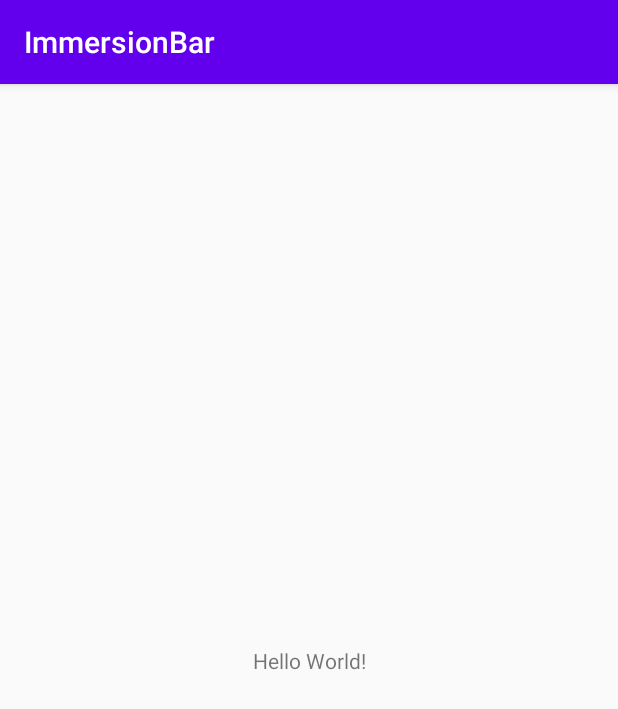
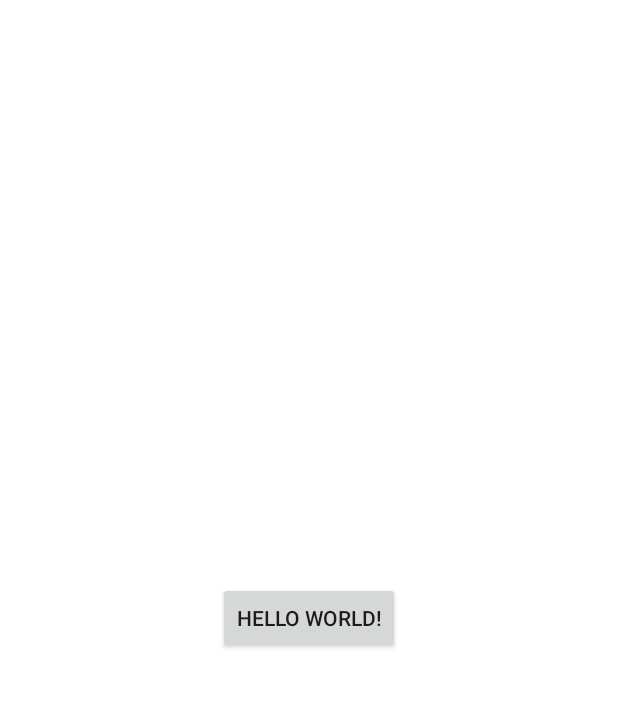
Before and after one commit to vSimpleton/ImmersionBar, an Android app: the screen it shows after launch (MainActivity), on a phone screen of 412 x 824 dp. Shown: the top 709 px of the screen. Run offline under Robolectric (Android 15) with nearby library versions, the phone set to English and light mode, and no system bars; libraries missing offline, so code that uses them is left out: com.tencent.bugly; 1 statement that could not run was skipped.

```diff
--- a/app/build.gradle
+++ b/app/build.gradle
@@ -29,6 +29,6 @@ dependencies {
     implementation 'androidx.appcompat:appcompat:1.1.0'
     implementation 'androidx.constraintlayout:constraintlayout:1.1.3'
     testImplementation 'junit:junit:4.12'
-    androidTestImplementation 'androidx.test.ext:junit:1.1.1'
-    androidTestImplementation 'androidx.test.espresso:espresso-core:3.2.0'
+
+    implementation 'com.tencent.bugly:crashreport:3.2.1'
 }
--- a/app/src/main/java/com/masm/immersionbar/MainActivity.java
+++ b/app/src/main/java/com/masm/immersionbar/MainActivity.java
@@ -1,14 +1,22 @@
 package com.masm.immersionbar;
 
-import androidx.appcompat.app.AppCompatActivity;
+import android.os.Bundle;
+import android.view.View;
 
-import android.os.Bundle;
+import com.tencent.bugly.crashreport.CrashReport;
 
-public class MainActivity extends AppCompatActivity {
+public class MainActivity extends BaseActivity {
 
     @Override
     protected void onCreate(Bundle savedInstanceState) {
         super.onCreate(savedInstanceState);
         setContentView(R.layout.activity_main);
+
+        findViewById(R.id.btn).setOnClickListener(new View.OnClickListener() {
+            @Override
+            public void onClick(View v) {
+                CrashReport.testJavaCrash();
+            }
+        });
     }
 }
--- /dev/null
+++ b/app/src/main/java/com/masm/immersionbar/MyApplication.java
@@ -0,0 +1,31 @@
+package com.masm.immersionbar;
+
+import android.app.Application;
+import android.content.Context;
+
+import com.tencent.bugly.crashreport.CrashReport;
+
+/**
+ * NAME: vSimpleton
+ * DATE: 2020/5/18
+ * DESC:
+ */
+
+public class MyApplication extends Application {
+
+    private static Context mContext;
+
+    @Override
+    public void onCreate() {
+        super.onCreate();
+        mContext = getApplicationContext();
+
+        //初始化Bugly
+        CrashReport.initCrashReport(getApplicationContext(), "fedd985d15", true);
+    }
+
+    public static Context getContext() {
+        return mContext;
+    }
+
+}
--- a/app/src/main/res/layout/activity_main.xml
+++ b/app/src/main/res/layout/activity_main.xml
@@ -6,7 +6,8 @@
     android:layout_height="match_parent"
     tools:context=".MainActivity">
 
-    <TextView
+    <Button
+        android:id="@+id/btn"
         android:layout_width="wrap_content"
         android:layout_height="wrap_content"
         android:text="Hello World!"
--- a/app/src/main/res/values/styles.xml
+++ b/app/src/main/res/values/styles.xml
@@ -1,11 +1,13 @@
 <resources>
 
     <!-- Base application theme. -->
-    <style name="AppTheme" parent="Theme.AppCompat.Light.DarkActionBar">
+    <style name="AppTheme" parent="Theme.AppCompat.Light.NoActionBar">
         <!-- Customize your theme here. -->
         <item name="colorPrimary">@color/colorPrimary</item>
         <item name="colorPrimaryDark">@color/colorPrimaryDark</item>
         <item name="colorAccent">@color/colorAccent</item>
+        <item name="android:windowContentOverlay">@null</item>
+        <item name="android:windowBackground">@android:color/white</item>
     </style>
 
 </resources>
```
Also changed, not shown: app/src/main/AndroidManifest.xml (+7 -0 lines), 1 other file.
